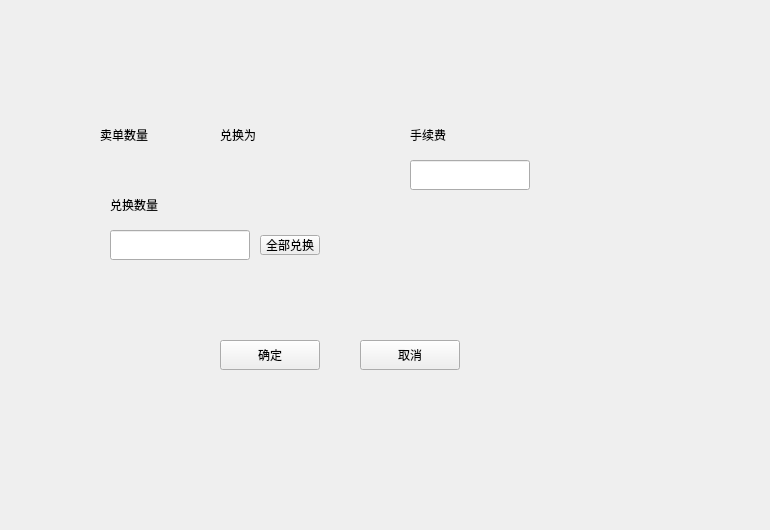
Qt form exchange/BuyOrderWidget.ui (HcashOrg/hx-indicator) before a commit.
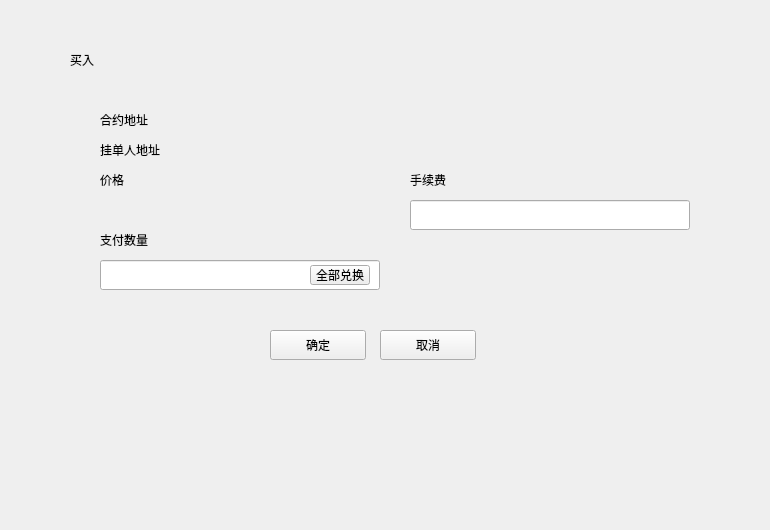
The same form after that commit.

What changed in the file:
```diff
--- a/exchange/BuyOrderWidget.ui
+++ b/exchange/BuyOrderWidget.ui
@@ -13,57 +13,101 @@
   <property name="windowTitle">
    <string>Form</string>
   </property>
-  <widget class="QLabel" name="label">
+  <widget class="QLabel" name="label_5">
    <property name="geometry">
     <rect>
-     <x>410</x>
-     <y>120</y>
+     <x>70</x>
+     <y>50</y>
+     <width>91</width>
+     <height>20</height>
+    </rect>
+   </property>
+   <property name="styleSheet">
+    <string notr="true">font: 19px &quot;微软雅黑&quot;;</string>
+   </property>
+   <property name="text">
+    <string>买入</string>
+   </property>
+  </widget>
+  <widget class="QWidget" name="widget" native="true">
+   <property name="geometry">
+    <rect>
+     <x>50</x>
+     <y>100</y>
+     <width>670</width>
+     <height>350</height>
+    </rect>
+   </property>
+   <widget class="QLabel" name="priceLabel2">
+    <property name="geometry">
+     <rect>
+      <x>50</x>
+      <y>70</y>
      <width>100</width>
-     <height>30</height>
+      <height>20</height>
     </rect>
    </property>
    <property name="text">
-    <string>手续费</string>
+     <string>价格</string>
    </property>
   </widget>
   <widget class="QLineEdit" name="feeLineEdit">
    <property name="geometry">
     <rect>
-     <x>410</x>
-     <y>160</y>
-     <width>120</width>
+      <x>360</x>
+      <y>100</y>
+      <width>280</width>
      <height>30</height>
     </rect>
    </property>
   </widget>
-  <widget class="QLabel" name="label_2">
+   <widget class="QLabel" name="priceLabel">
    <property name="geometry">
     <rect>
-     <x>110</x>
-     <y>190</y>
-     <width>100</width>
-     <height>30</height>
+      <x>50</x>
+      <y>100</y>
+      <width>200</width>
+      <height>20</height>
     </rect>
    </property>
    <property name="text">
-    <string>兑换数量</string>
+     <string/>
    </property>
   </widget>
   <widget class="QLineEdit" name="amountLineEdit">
    <property name="geometry">
     <rect>
-     <x>110</x>
+      <x>50</x>
+      <y>160</y>
+      <width>280</width>
+      <height>30</height>
+     </rect>
+    </property>
+   </widget>
+   <widget class="QToolButton" name="cancelBtn">
+    <property name="geometry">
+     <rect>
+      <x>330</x>
      <y>230</y>
-     <width>140</width>
+      <width>96</width>
      <height>30</height>
     </rect>
    </property>
+    <property name="cursor">
+     <cursorShape>PointingHandCursor</cursorShape>
+    </property>
+    <property name="styleSheet">
+     <string notr="true"/>
+    </property>
+    <property name="text">
+     <string>取消</string>
+    </property>
   </widget>
   <widget class="QToolButton" name="allBtn">
    <property name="geometry">
     <rect>
      <x>260</x>
-     <y>235</y>
+      <y>165</y>
      <width>60</width>
      <height>20</height>
     </rect>
@@ -72,84 +116,106 @@
     <string>全部兑换</string>
    </property>
   </widget>
+   <widget class="QLabel" name="label_2">
+    <property name="geometry">
+     <rect>
+      <x>50</x>
+      <y>130</y>
+      <width>100</width>
+      <height>20</height>
+     </rect>
+    </property>
+    <property name="text">
+     <string>支付数量</string>
+    </property>
+   </widget>
+   <widget class="QLabel" name="label">
+    <property name="geometry">
+     <rect>
+      <x>360</x>
+      <y>70</y>
+      <width>100</width>
+      <height>20</height>
+     </rect>
+    </property>
+    <property name="text">
+     <string>手续费</string>
+    </property>
+   </widget>
   <widget class="QToolButton" name="okBtn">
    <property name="geometry">
     <rect>
      <x>220</x>
-     <y>340</y>
-     <width>100</width>
+      <y>230</y>
+      <width>96</width>
      <height>30</height>
     </rect>
    </property>
+    <property name="cursor">
+     <cursorShape>PointingHandCursor</cursorShape>
+    </property>
+    <property name="styleSheet">
+     <string notr="true"/>
+    </property>
    <property name="text">
     <string>确定</string>
    </property>
   </widget>
-  <widget class="QToolButton" name="cancelBtn">
+   <widget class="QLabel" name="label_7">
    <property name="geometry">
     <rect>
-     <x>360</x>
-     <y>340</y>
+      <x>50</x>
+      <y>10</y>
      <width>100</width>
-     <height>30</height>
+      <height>20</height>
     </rect>
    </property>
    <property name="text">
-    <string>取消</string>
-   </property>
-  </widget>
-  <widget class="QLabel" name="label_3">
+     <string>合约地址</string>
+    </property>
+   </widget>
+   <widget class="QLabel" name="contractAddressLabel">
    <property name="geometry">
     <rect>
-     <x>100</x>
-     <y>120</y>
-     <width>100</width>
-     <height>30</height>
+      <x>160</x>
+      <y>10</y>
+      <width>300</width>
+      <height>20</height>
     </rect>
    </property>
    <property name="text">
-    <string>卖单数量</string>
-   </property>
-  </widget>
-  <widget class="QLabel" name="label_4">
+     <string/>
+    </property>
+   </widget>
+   <widget class="QLabel" name="label_8">
    <property name="geometry">
     <rect>
-     <x>220</x>
-     <y>120</y>
+      <x>50</x>
+      <y>40</y>
      <width>100</width>
-     <height>30</height>
+      <height>20</height>
     </rect>
    </property>
    <property name="text">
-    <string>兑换为</string>
-   </property>
-  </widget>
-  <widget class="QLabel" name="sellAssetLabel">
+     <string>挂单人地址</string>
+    </property>
+   </widget>
+   <widget class="QLabel" name="ownerAddressLabel">
    <property name="geometry">
     <rect>
-     <x>100</x>
-     <y>150</y>
-     <width>100</width>
-     <height>30</height>
+      <x>160</x>
+      <y>40</y>
+      <width>300</width>
+      <height>20</height>
     </rect>
    </property>
    <property name="text">
     <string/>
    </property>
   </widget>
-  <widget class="QLabel" name="label_6">
-   <property name="geometry">
-    <rect>
-     <x>220</x>
-     <y>150</y>
-     <width>100</width>
-     <height>30</height>
-    </rect>
-   </property>
-   <property name="text">
-    <string/>
-   </property>
   </widget>
+  <zorder>widget</zorder>
+  <zorder>label_5</zorder>
  </widget>
  <resources/>
  <connections/>
```
Lines whose indentation alone changed are shown as unchanged.
